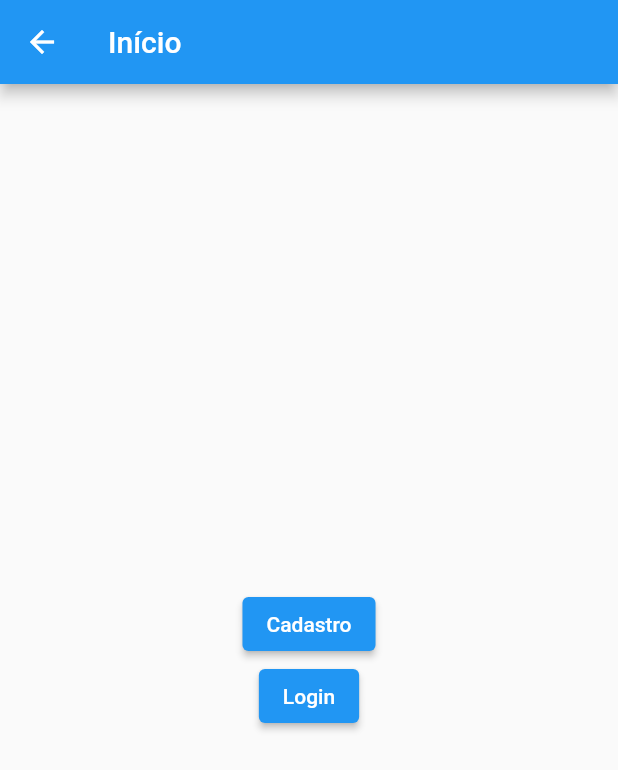
After one commit to rafa-simoes22/rotina_zenial, a Flutter app: the InicioPage screen opened directly, on a phone screen of 412 x 824 dp. The commit adds this screen. Shown: the top 770 px of the screen. Run offline on Flutter 3.47's test engine with Material 2 defaults, Android fonts, the phone set to English and light mode, and no system bars; our stand-ins replace shared_preferences, sqflite; accounts and stored records are empty.

Commit message:
login/cad

```diff
--- /dev/null
+++ b/lib/inicio.dart
@@ -0,0 +1,48 @@
+import 'package:flutter/material.dart';
+import 'cadastro.dart';
+import 'login.dart';
+
+void main() => runApp(MyApp());
+
+class MyApp extends StatelessWidget {
+  @override
+  Widget build(BuildContext context) {
+    return MaterialApp(
+      initialRoute: '/',
+      routes: {
+        '/': (context) => InicioPage(),
+        '/cadastro': (context) => CadastroPage(),
+      },
+    );
+  }
+}
+
+class InicioPage extends StatelessWidget {
+  @override
+  Widget build(BuildContext context) {
+    return Scaffold(
+      appBar: AppBar(
+        title: Text('Início'),
+      ),
+      body: Center(
+        child: Column(
+          mainAxisAlignment: MainAxisAlignment.center,
+          children: <Widget>[
+            ElevatedButton(
+              onPressed: () {
+                Navigator.pushNamed(context, '/cadastro');
+              },
+              child: Text('Cadastro'),
+            ),
+            ElevatedButton(
+              onPressed: () {
+                Navigator.push(context, MaterialPageRoute(builder: (context) => LoginPage()));
+              },
+              child: Text('Login'),
+            ),
+          ],
+        ),
+      ),
+    );
+  }
+}
```
Also changed, not shown: lib/cadastro.dart (added, +103 -0 lines), lib/login.dart (renamed from lib/login_cadastro.dart, +3 -61 lines).
